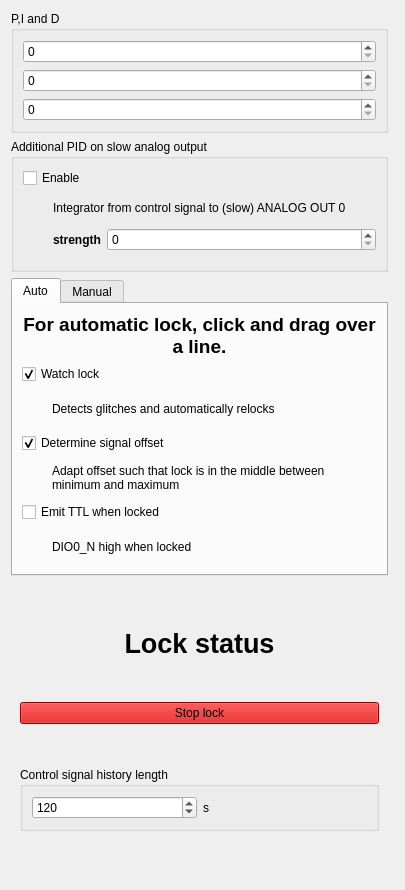
The window that linien/client/ui/locking_panel.ui (linien-org/linien) describes before a commit, drawn with Qt 5.
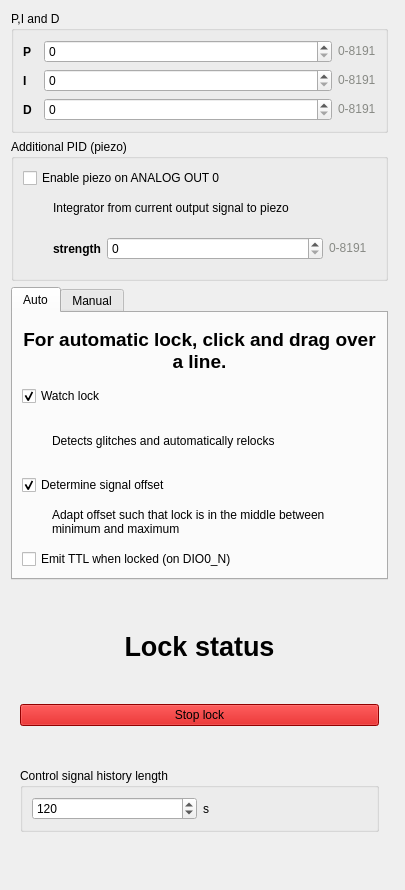
The same window after the commit. Custom widgets are drawn as their Qt base class.

```diff
--- a/linien/client/ui/locking_panel.ui
+++ b/linien/client/ui/locking_panel.ui
@@ -66,6 +66,46 @@
          </property>
          <layout class="QVBoxLayout" name="verticalLayout_6">
           <item>
+           <widget class="QWidget" name="widget_2" native="true">
+            <layout class="QHBoxLayout" name="horizontalLayout_2">
+             <property name="leftMargin">
+              <number>0</number>
+             </property>
+             <property name="topMargin">
+              <number>0</number>
+             </property>
+             <property name="rightMargin">
+              <number>0</number>
+             </property>
+             <property name="bottomMargin">
+              <number>0</number>
+             </property>
+             <item>
+              <widget class="QLabel" name="label_5">
+               <property name="sizePolicy">
+                <sizepolicy hsizetype="Fixed" vsizetype="Preferred">
+                 <horstretch>0</horstretch>
+                 <verstretch>0</verstretch>
+                </sizepolicy>
+               </property>
+               <property name="minimumSize">
+                <size>
+                 <width>15</width>
+                 <height>0</height>
+                </size>
+               </property>
+               <property name="font">
+                <font>
+                 <weight>75</weight>
+                 <bold>true</bold>
+                </font>
+               </property>
+               <property name="text">
+                <string>P</string>
+               </property>
+              </widget>
+             </item>
+             <item>
            <widget class="QSpinBox" name="kp">
             <property name="minimum">
              <number>0</number>
@@ -79,6 +119,65 @@
            </widget>
           </item>
           <item>
+              <widget class="QLabel" name="label_7">
+               <property name="sizePolicy">
+                <sizepolicy hsizetype="Fixed" vsizetype="Preferred">
+                 <horstretch>0</horstretch>
+                 <verstretch>0</verstretch>
+                </sizepolicy>
+               </property>
+               <property name="text">
+                <string>&lt;html&gt;&lt;head/&gt;&lt;body&gt;&lt;p&gt;&lt;span style=&quot; color:#888a85;&quot;&gt;0-8191&lt;/span&gt;&lt;/p&gt;&lt;/body&gt;&lt;/html&gt;</string>
+               </property>
+               <property name="textFormat">
+                <enum>Qt::RichText</enum>
+               </property>
+              </widget>
+             </item>
+            </layout>
+           </widget>
+          </item>
+          <item>
+           <widget class="QWidget" name="widget_3" native="true">
+            <layout class="QHBoxLayout" name="horizontalLayout_3">
+             <property name="leftMargin">
+              <number>0</number>
+             </property>
+             <property name="topMargin">
+              <number>0</number>
+             </property>
+             <property name="rightMargin">
+              <number>0</number>
+             </property>
+             <property name="bottomMargin">
+              <number>0</number>
+             </property>
+             <item>
+              <widget class="QLabel" name="label_10">
+               <property name="sizePolicy">
+                <sizepolicy hsizetype="Fixed" vsizetype="Preferred">
+                 <horstretch>0</horstretch>
+                 <verstretch>0</verstretch>
+                </sizepolicy>
+               </property>
+               <property name="minimumSize">
+                <size>
+                 <width>15</width>
+                 <height>0</height>
+                </size>
+               </property>
+               <property name="font">
+                <font>
+                 <weight>75</weight>
+                 <bold>true</bold>
+                </font>
+               </property>
+               <property name="text">
+                <string>I</string>
+               </property>
+              </widget>
+             </item>
+             <item>
            <widget class="QSpinBox" name="ki">
             <property name="minimum">
              <number>0</number>
@@ -92,6 +191,68 @@
            </widget>
           </item>
           <item>
+              <widget class="QLabel" name="label_11">
+               <property name="sizePolicy">
+                <sizepolicy hsizetype="Fixed" vsizetype="Preferred">
+                 <horstretch>0</horstretch>
+                 <verstretch>0</verstretch>
+                </sizepolicy>
+               </property>
+               <property name="text">
+                <string>&lt;html&gt;&lt;head/&gt;&lt;body&gt;&lt;p&gt;&lt;span style=&quot; color:#888a85;&quot;&gt;0-8191&lt;/span&gt;&lt;/p&gt;&lt;/body&gt;&lt;/html&gt;</string>
+               </property>
+               <property name="textFormat">
+                <enum>Qt::RichText</enum>
+               </property>
+              </widget>
+             </item>
+            </layout>
+           </widget>
+          </item>
+          <item>
+           <widget class="QWidget" name="widget_4" native="true">
+            <layout class="QHBoxLayout" name="horizontalLayout_4">
+             <property name="spacing">
+              <number>6</number>
+             </property>
+             <property name="leftMargin">
+              <number>0</number>
+             </property>
+             <property name="topMargin">
+              <number>0</number>
+             </property>
+             <property name="rightMargin">
+              <number>0</number>
+             </property>
+             <property name="bottomMargin">
+              <number>0</number>
+             </property>
+             <item>
+              <widget class="QLabel" name="label_12">
+               <property name="sizePolicy">
+                <sizepolicy hsizetype="Fixed" vsizetype="Preferred">
+                 <horstretch>0</horstretch>
+                 <verstretch>0</verstretch>
+                </sizepolicy>
+               </property>
+               <property name="minimumSize">
+                <size>
+                 <width>15</width>
+                 <height>0</height>
+                </size>
+               </property>
+               <property name="font">
+                <font>
+                 <weight>75</weight>
+                 <bold>true</bold>
+                </font>
+               </property>
+               <property name="text">
+                <string>D</string>
+               </property>
+              </widget>
+             </item>
+             <item>
            <widget class="QSpinBox" name="kd">
             <property name="sizePolicy">
              <sizepolicy hsizetype="Preferred" vsizetype="Fixed">
@@ -110,6 +271,25 @@
             </property>
            </widget>
           </item>
+             <item>
+              <widget class="QLabel" name="label_13">
+               <property name="sizePolicy">
+                <sizepolicy hsizetype="Fixed" vsizetype="Preferred">
+                 <horstretch>0</horstretch>
+                 <verstretch>0</verstretch>
+                </sizepolicy>
+               </property>
+               <property name="text">
+                <string>&lt;html&gt;&lt;head/&gt;&lt;body&gt;&lt;p&gt;&lt;span style=&quot; color:#888a85;&quot;&gt;0-8191&lt;/span&gt;&lt;/p&gt;&lt;/body&gt;&lt;/html&gt;</string>
+               </property>
+               <property name="textFormat">
+                <enum>Qt::RichText</enum>
+               </property>
+              </widget>
+             </item>
+            </layout>
+           </widget>
+          </item>
          </layout>
         </widget>
        </item>
@@ -122,20 +302,20 @@
           </sizepolicy>
          </property>
          <property name="title">
-          <string>Additional PID on slow analog output</string>
+          <string>Additional PID (piezo)</string>
          </property>
          <layout class="QVBoxLayout" name="verticalLayout_4">
           <item>
            <widget class="QCheckBox" name="pid_on_slow_enabled">
             <property name="text">
-             <string>Enable</string>
+             <string>Enable piezo on ANALOG OUT 0</string>
             </property>
            </widget>
           </item>
           <item>
            <widget class="QLabel" name="label">
             <property name="text">
-             <string>Integrator from control signal to (slow) ANALOG OUT 0</string>
+             <string>Integrator from current output signal to piezo</string>
             </property>
             <property name="wordWrap">
              <bool>true</bool>
@@ -151,12 +331,6 @@
              <property name="leftMargin">
               <number>30</number>
              </property>
-             <property name="topMargin">
-              <number>0</number>
-             </property>
-             <property name="rightMargin">
-              <number>0</number>
-             </property>
              <item>
               <widget class="QLabel" name="label_3">
                <property name="sizePolicy">
@@ -186,6 +360,22 @@
                </property>
               </widget>
              </item>
+             <item>
+              <widget class="QLabel" name="label_14">
+               <property name="sizePolicy">
+                <sizepolicy hsizetype="Fixed" vsizetype="Preferred">
+                 <horstretch>0</horstretch>
+                 <verstretch>0</verstretch>
+                </sizepolicy>
+               </property>
+               <property name="text">
+                <string>&lt;html&gt;&lt;head/&gt;&lt;body&gt;&lt;p&gt;&lt;span style=&quot; color:#888a85;&quot;&gt;0-8191&lt;/span&gt;&lt;/p&gt;&lt;/body&gt;&lt;/html&gt;</string>
+               </property>
+               <property name="textFormat">
+                <enum>Qt::RichText</enum>
+               </property>
+              </widget>
+             </item>
             </layout>
            </widget>
           </item>
@@ -294,20 +484,7 @@
            <item>
             <widget class="QCheckBox" name="checkBox_4">
              <property name="text">
-              <string>Emit TTL when locked</string>
-             </property>
-            </widget>
-           </item>
-           <item>
-            <widget class="QLabel" name="label_10">
-             <property name="text">
-              <string>DIO0_N high when locked</string>
-             </property>
-             <property name="wordWrap">
-              <bool>true</bool>
-             </property>
-             <property name="indent">
-              <number>30</number>
+              <string>Emit TTL when locked (on DIO0_N)</string>
              </property>
             </widget>
            </item>
```
Lines whose indentation alone changed are shown as unchanged.
